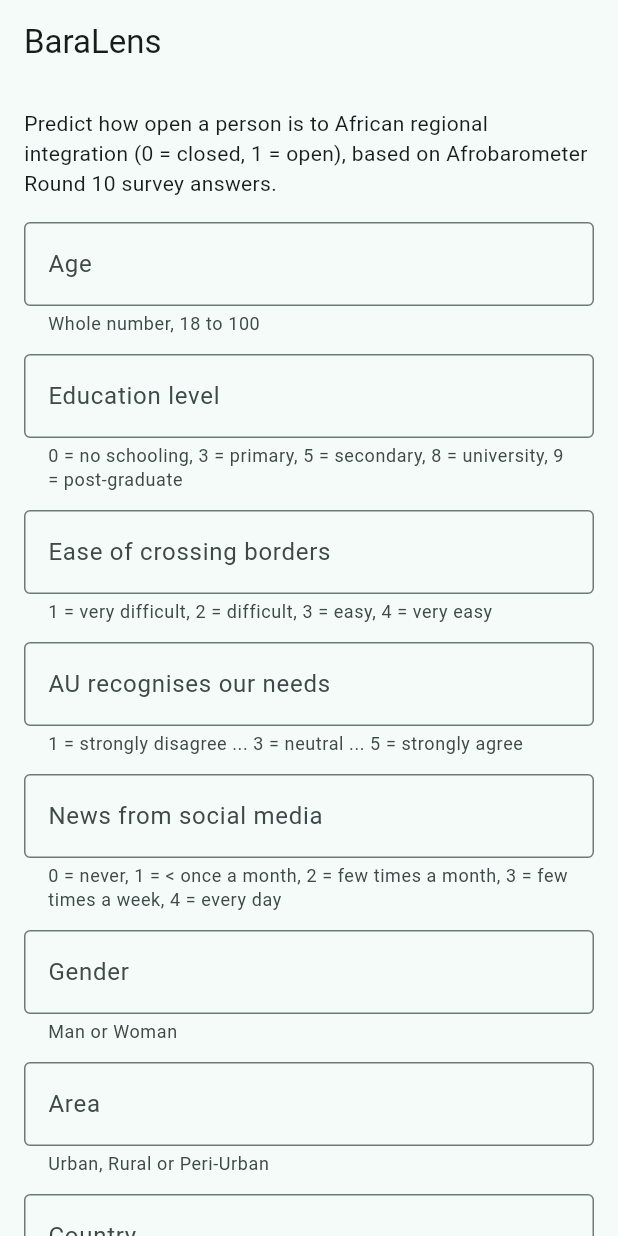
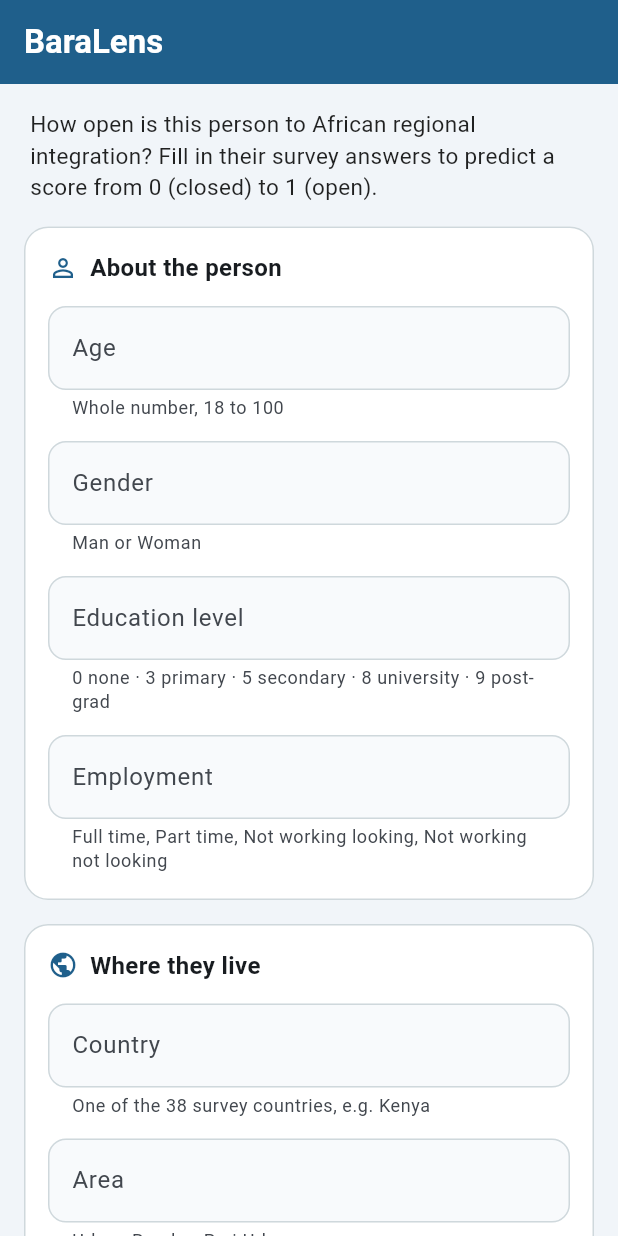
Before and after one commit to nellybutera/linear_regression_model, a Flutter app: the screen it shows after launch, on a phone screen of 412 x 824 dp. Run offline on Flutter 3.47's test engine with Material 3 defaults, Android fonts, the phone set to English and light mode, and no system bars.

Commit message:
group app fields into cards and show score in a result card

```diff
--- a/summative/FlutterApp/lib/main.dart
+++ b/summative/FlutterApp/lib/main.dart
@@ -57,6 +57,8 @@ const employmentOptions = [
   'Part time',
   'Full time',
 ];
+const brandBlue = Color(0xFF1F5F8B);
+const brandAmber = Color(0xFFF2A541);
 const genders = ['Man', 'Woman'];
 const areas = ['Urban', 'Rural', 'Peri-Urban'];
 const yesNo = ['No', 'Yes'];
@@ -73,7 +75,19 @@ class BaraLensApp extends StatelessWidget {
     return MaterialApp(
       title: 'BaraLens',
       debugShowCheckedModeBanner: false,
-      theme: ThemeData(colorSchemeSeed: Colors.teal, useMaterial3: true),
+      theme: ThemeData(
+        colorSchemeSeed: brandBlue,
+        useMaterial3: true,
+        inputDecorationTheme: InputDecorationTheme(
+          filled: true,
+          fillColor: const Color(0xFFF8FAFC),
+          border: OutlineInputBorder(borderRadius: BorderRadius.circular(12)),
+          enabledBorder: OutlineInputBorder(
+            borderRadius: BorderRadius.circular(12),
+            borderSide: BorderSide(color: Colors.blueGrey.shade100),
+          ),
+        ),
+      ),
       home: const PredictionPage(),
     );
   }
@@ -104,7 +118,8 @@ class _PredictionPageState extends State<PredictionPage> {
   final afcftaController = TextEditingController();
 
   bool loading = false;
-  String? resultText;
+  double? score;
+  String? interpretation;
   String? errorText;
 
   @override
@@ -205,7 +220,8 @@ class _PredictionPageState extends State<PredictionPage> {
 
   Future<void> predict() async {
     setState(() {
-      resultText = null;
+      score = null;
+      interpretation = null;
       errorText = null;
     });
     _formKey.currentState!.validate(); // highlights the bad fields
@@ -255,11 +271,10 @@ class _PredictionPageState extends State<PredictionPage> {
 
       final data = jsonDecode(response.body);
       if (response.statusCode == 200) {
-        final score = (data['openness_index'] as num).toDouble();
-        setState(
-          () => resultText =
-              'Regional Openness Index: ${score.toStringAsFixed(3)}\n${data['interpretation']}',
-        );
+        setState(() {
+          score = (data['openness_index'] as num).toDouble();
+          interpretation = data['interpretation'] as String;
+        });
       } else {
         setState(
           () => errorText =
@@ -294,17 +309,156 @@ class _PredictionPageState extends State<PredictionPage> {
   Widget inputField(int index, String hint, {bool number = false}) {
     final (label, controller, check) = fields[index];
     return Padding(
-      padding: const EdgeInsets.only(bottom: 12),
+      padding: const EdgeInsets.only(bottom: 14),
       child: TextFormField(
         controller: controller,
         keyboardType: number ? TextInputType.number : TextInputType.text,
+        textInputAction: TextInputAction.next,
         decoration: InputDecoration(
           labelText: label,
           helperText: hint,
-          helperMaxLines: 3,
-          border: const OutlineInputBorder(),
+          helperMaxLines: 2,
         ),
         validator: check,
+      ),
+    );
+  }
+
+  // White card with a small heading, groups related fields
+  Widget section(String title, IconData icon, List<Widget> children) {
+    return Card(
+      margin: const EdgeInsets.only(bottom: 16),
+      elevation: 0,
+      color: Colors.white,
+      shape: RoundedRectangleBorder(
+        borderRadius: BorderRadius.circular(16),
+        side: BorderSide(color: Colors.blueGrey.shade100),
+      ),
+      child: Padding(
+        padding: const EdgeInsets.fromLTRB(16, 16, 16, 4),
+        child: Column(
+          crossAxisAlignment: CrossAxisAlignment.stretch,
+          children: [
+            Row(
+              children: [
+                Icon(icon, size: 20, color: brandBlue),
+                const SizedBox(width: 8),
+                Text(
+                  title,
+                  style: const TextStyle(
+                    fontSize: 16,
+                    fontWeight: FontWeight.w600,
+                  ),
+                ),
+              ],
+            ),
+            const SizedBox(height: 14),
+            ...children,
+          ],
+        ),
+      ),
+    );
+  }
+
+  // The single display area: prediction, error, or a hint before the first try
+  Widget resultBox() {
+    if (errorText != null) {
+      return Container(
+        padding: const EdgeInsets.all(16),
+        decoration: BoxDecoration(
+          color: Colors.red.shade50,
+          borderRadius: BorderRadius.circular(16),
+          border: Border.all(color: Colors.red.shade200),
+        ),
+        child: Row(
+          crossAxisAlignment: CrossAxisAlignment.start,
+          children: [
+            Icon(Icons.error_outline, color: Colors.red.shade700),
+            const SizedBox(width: 10),
+            Expanded(
+              child: Text(
+                errorText!,
+                style: TextStyle(
+                  fontSize: 15,
+                  color: Colors.red.shade900,
+                  height: 1.4,
+                ),
+              ),
+            ),
+          ],
+        ),
+      );
+    }
+    if (score == null) {
+      return Container(
+        padding: const EdgeInsets.all(16),
+        decoration: BoxDecoration(
+          color: Colors.blueGrey.shade50,
+          borderRadius: BorderRadius.circular(16),
+        ),
+        child: const Text(
+          'Your prediction will appear here.',
+          textAlign: TextAlign.center,
+          style: TextStyle(fontSize: 15, color: Colors.black54),
+        ),
+      );
+    }
+    return Container(
+      padding: const EdgeInsets.all(20),
+      decoration: BoxDecoration(
+        color: brandBlue,
+        borderRadius: BorderRadius.circular(16),
+      ),
+      child: Column(
+        crossAxisAlignment: CrossAxisAlignment.start,
+        children: [
+          const Text(
+            'Regional Openness Index',
+            style: TextStyle(color: Colors.white70, fontSize: 14),
+          ),
+          const SizedBox(height: 4),
+          Text(
+            score!.toStringAsFixed(3),
+            style: const TextStyle(
+              color: Colors.white,
+              fontSize: 40,
+              fontWeight: FontWeight.w700,
+            ),
+          ),
+          const SizedBox(height: 10),
+          ClipRRect(
+            borderRadius: BorderRadius.circular(6),
+            child: LinearProgressIndicator(
+              value: score,
+              minHeight: 10,
+              backgroundColor: Colors.white24,
+              valueColor: const AlwaysStoppedAnimation(brandAmber),
+            ),
+          ),
+          const SizedBox(height: 4),
+          const Row(
+            mainAxisAlignment: MainAxisAlignment.spaceBetween,
+            children: [
+              Text(
+                '0 closed',
+                style: TextStyle(color: Colors.white70, fontSize: 12),
+              ),
+              Text(
+                '1 open',
+                style: TextStyle(color: Colors.white70, fontSize: 12),
+              ),
+            ],
+          ),
+          const SizedBox(height: 12),
+          Text(
+            interpretation ?? '',
+            style: const TextStyle(
+              color: Colors.white,
+              fontSize: 16,
+              fontWeight: FontWeight.w500,
+            ),
+          ),
+        ],
       ),
     );
   }
@@ -312,7 +466,15 @@ class _PredictionPageState extends State<PredictionPage> {
   @override
   Widget build(BuildContext context) {
     return Scaffold(
-      appBar: AppBar(title: const Text('BaraLens')),
+      backgroundColor: const Color(0xFFF1F5F9),
+      appBar: AppBar(
+        backgroundColor: brandBlue,
+        foregroundColor: Colors.white,
+        title: const Text(
+          'BaraLens',
+          style: TextStyle(fontWeight: FontWeight.w700),
+        ),
+      ),
       body: SafeArea(
         child: Form(
           key: _formKey,
@@ -323,81 +485,87 @@ class _PredictionPageState extends State<PredictionPage> {
             child: Column(
               crossAxisAlignment: CrossAxisAlignment.stretch,
               children: [
-                const Text(
-                  'Predict how open a person is to African regional integration (0 = closed, 1 = open), '
-                  'based on Afrobarometer Round 10 survey answers.',
+                const Padding(
+                  padding: EdgeInsets.fromLTRB(4, 0, 4, 16),
+                  child: Text(
+                    'How open is this person to African regional integration? '
+                    'Fill in their survey answers to predict a score from 0 (closed) to 1 (open).',
+                    style: TextStyle(
+                      fontSize: 15,
+                      color: Colors.black87,
+                      height: 1.4,
                     ),
-                const SizedBox(height: 16),
+                  ),
+                ),
+                section('About the person', Icons.person_outline, [
                   inputField(0, 'Whole number, 18 to 100', number: true),
+                  inputField(5, 'Man or Woman'),
                   inputField(
                     1,
-                  '0 = no schooling, 3 = primary, 5 = secondary, 8 = university, 9 = post-graduate',
+                    '0 none · 3 primary · 5 secondary · 8 university · 9 post-grad',
                     number: true,
                   ),
                   inputField(
+                    8,
+                    'Full time, Part time, Not working looking, Not working not looking',
+                  ),
+                ]),
+                section('Where they live', Icons.public, [
+                  inputField(7, 'One of the 38 survey countries, e.g. Kenya'),
+                  inputField(6, 'Urban, Rural or Peri-Urban'),
+                ]),
+                section('Views and news', Icons.forum_outlined, [
+                  inputField(
                     2,
-                  '1 = very difficult, 2 = difficult, 3 = easy, 4 = very easy',
+                    '1 very difficult · 2 difficult · 3 easy · 4 very easy',
                     number: true,
                   ),
                   inputField(
                     3,
-                  '1 = strongly disagree ... 3 = neutral ... 5 = strongly agree',
+                    '1 strongly disagree · 3 neutral · 5 strongly agree',
                     number: true,
                   ),
                   inputField(
                     4,
-                  '0 = never, 1 = < once a month, 2 = few times a month, 3 = few times a week, 4 = every day',
+                    '0 never · 2 few times a month · 4 every day',
                     number: true,
-                ),
-                inputField(5, 'Man or Woman'),
-                inputField(6, 'Urban, Rural or Peri-Urban'),
-                inputField(
-                  7,
-                  'One of the 38 survey countries, e.g. Kenya, Ghana, Nigeria',
-                ),
-                inputField(
-                  8,
-                  'Full time, Part time, Not working looking, or Not working not looking',
                   ),
                   inputField(
                     9,
                     'Heard of the African free trade area? Yes or No',
                   ),
-                const SizedBox(height: 8),
-                FilledButton(
+                ]),
+                SizedBox(
+                  height: 54,
+                  child: FilledButton(
+                    style: FilledButton.styleFrom(
+                      backgroundColor: brandBlue,
+                      shape: RoundedRectangleBorder(
+                        borderRadius: BorderRadius.circular(14),
+                      ),
+                    ),
                     onPressed: loading ? null : predict,
-                  child: Padding(
-                    padding: const EdgeInsets.all(12),
                     child: loading
                         ? const SizedBox(
-                            height: 20,
-                            width: 20,
-                            child: CircularProgressIndicator(strokeWidth: 2),
+                            height: 22,
+                            width: 22,
+                            child: CircularProgressIndicator(
+                              strokeWidth: 2.5,
+                              color: Colors.white,
+                            ),
                           )
-                        : const Text('Predict', style: TextStyle(fontSize: 16)),
+                        : const Text(
+                            'Predict',
+                            style: TextStyle(
+                              fontSize: 17,
+                              fontWeight: FontWeight.w600,
+                            ),
+                          ),
                   ),
                 ),
                 const SizedBox(height: 16),
-                Container(
-                  padding: const EdgeInsets.all(16),
-                  decoration: BoxDecoration(
-                    color: errorText != null
-                        ? Colors.red.shade50
-                        : Colors.teal.shade50,
-                    borderRadius: BorderRadius.circular(8),
-                  ),
-                  child: Text(
-                    errorText ??
-                        resultText ??
-                        'Your prediction will appear here.',
-                    style: TextStyle(
-                      fontSize: 16,
-                      color: errorText != null
-                          ? Colors.red.shade800
-                          : Colors.black87,
-                    ),
-                  ),
-                ),
+                resultBox(),
+                const SizedBox(height: 24),
               ],
             ),
           ),
```
Lines whose indentation alone changed are shown as unchanged.
